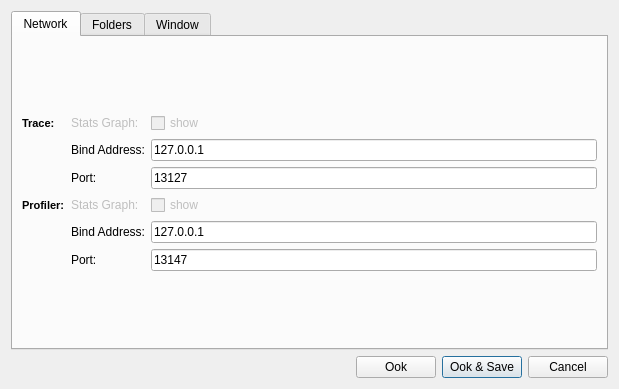
This is trace_server/widgets/settings.ui in mojmir-svoboda/DbgToolkit as Qt 5 draws it before an edit. The edited form follows.
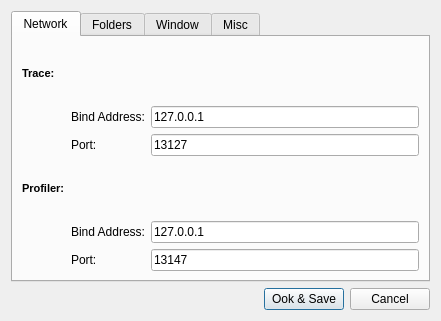
This is the edited form. The open tabs and pages were chosen to show the change. Custom widgets are drawn as their Qt base class.

Commit message: * settings - server addr:port can be changed

Diff of the .ui file:
```diff
--- a/trace_server/widgets/settings.ui
+++ b/trace_server/widgets/settings.ui
@@ -6,8 +6,8 @@
    <rect>
     <x>0</x>
     <y>0</y>
-    <width>619</width>
-    <height>389</height>
+    <width>441</width>
+    <height>321</height>
    </rect>
   </property>
   <property name="windowTitle">
@@ -110,49 +110,6 @@
            </property>
           </widget>
          </item>
-         <item row="3" column="2">
-          <widget class="QLabel" name="label_12">
-           <property name="enabled">
-            <bool>false</bool>
-           </property>
-           <property name="text">
-            <string>Stats Graph:</string>
-           </property>
-          </widget>
-         </item>
-         <item row="3" column="3">
-          <widget class="QCheckBox" name="checkBox">
-           <property name="enabled">
-            <bool>false</bool>
-           </property>
-           <property name="text">
-            <string>show</string>
-           </property>
-          </widget>
-         </item>
-         <item row="0" column="2">
-          <widget class="QLabel" name="label_11">
-           <property name="enabled">
-            <bool>false</bool>
-           </property>
-           <property name="text">
-            <string>Stats Graph:</string>
-           </property>
-          </widget>
-         </item>
-         <item row="0" column="3">
-          <widget class="QCheckBox" name="traceStatsCheckBox">
-           <property name="enabled">
-            <bool>false</bool>
-           </property>
-           <property name="text">
-            <string>show</string>
-           </property>
-           <property name="checked">
-            <bool>false</bool>
-           </property>
-          </widget>
-         </item>
         </layout>
        </item>
       </layout>
@@ -244,6 +201,27 @@
        </item>
       </layout>
      </widget>
+     <widget class="QWidget" name="tab">
+      <attribute name="title">
+       <string>Misc</string>
+      </attribute>
+      <layout class="QGridLayout" name="gridLayout_3">
+       <item row="0" column="0">
+        <layout class="QGridLayout" name="gridLayout_2">
+         <item row="0" column="1">
+          <widget class="TimeComboBox" name="timeUnitsComboBox" native="true"/>
+         </item>
+         <item row="0" column="0">
+          <widget class="QLabel" name="label_7">
+           <property name="text">
+            <string>Preferred units of time</string>
+           </property>
+          </widget>
+         </item>
+        </layout>
+       </item>
+      </layout>
+     </widget>
     </widget>
    </item>
    <item>
@@ -261,13 +239,6 @@
        </property>
       </spacer>
      </item>
-     <item>
-      <widget class="QPushButton" name="okButton">
-       <property name="text">
-        <string>Ook</string>
-       </property>
-      </widget>
-     </item>
      <item>
       <widget class="QPushButton" name="okSaveButton">
        <property name="text">
@@ -289,6 +260,14 @@
    </item>
   </layout>
  </widget>
+ <customwidgets>
+  <customwidget>
+   <class>TimeComboBox</class>
+   <extends>QWidget</extends>
+   <header location="global">widgets/timecombobox.h</header>
+   <container>1</container>
+  </customwidget>
+ </customwidgets>
  <resources/>
  <connections/>
 </ui>
```
Left out of the diff: 43 changed lines with no effect on the pictures. The commit also changes 7 other files.
